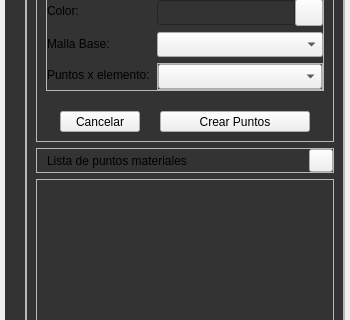
Above: UI/widget_draw_menu_pointMaterial.ui from edwinar13/MPM-UN before the change; both pictures show x 0 to 350 and y 120 to 440 of the 350 by 644 pixel window. Below: the same form after it.
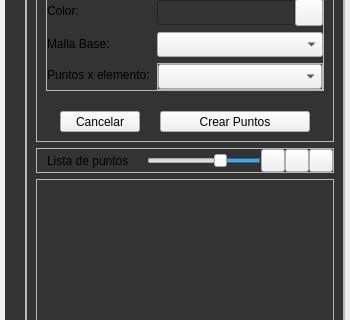
That is the form after the change. Icons and pictures are not drawn.

Commit message: v0.9.0 se agrega la funcionalidad de malla cuadrilátera, para puntos materiales y para la malla de fondo, se agrega funcionalidades para ocultar o mostrar los ítems, mallas y PM, también sus etiquetas, se agrega funcionalidad para cambiar el tamaño de los PM

The edit to the form file:
```diff
--- a/UI/widget_draw_menu_pointMaterial.ui
+++ b/UI/widget_draw_menu_pointMaterial.ui
@@ -1386,18 +1386,95 @@
                 <widget class="QLabel" name="label_cardPointMaterialSubTitle2">
                  <property name="minimumSize">
                   <size>
-                   <width>262</width>
+                   <width>100</width>
                    <height>0</height>
                   </size>
                  </property>
                  <property name="text">
-                  <string>Lista de puntos materiales</string>
+                  <string>Lista de puntos</string>
                  </property>
                  <property name="QLabelStyle" stdset="0">
                   <number>2</number>
                  </property>
                 </widget>
                </item>
+               <item>
+                <widget class="QSlider" name="horizontalSlider_PointMaterialSize">
+                 <property name="minimumSize">
+                  <size>
+                   <width>30</width>
+                   <height>0</height>
+                  </size>
+                 </property>
+                 <property name="minimum">
+                  <number>1</number>
+                 </property>
+                 <property name="maximum">
+                  <number>299</number>
+                 </property>
+                 <property name="singleStep">
+                  <number>10</number>
+                 </property>
+                 <property name="value">
+                  <number>100</number>
+                 </property>
+                 <property name="tracking">
+                  <bool>false</bool>
+                 </property>
+                 <property name="orientation">
+                  <enum>Qt::Horizontal</enum>
+                 </property>
+                 <property name="invertedAppearance">
+                  <bool>true</bool>
+                 </property>
+                 <property name="invertedControls">
+                  <bool>true</bool>
+                 </property>
+                 <property name="tickPosition">
+                  <enum>QSlider::NoTicks</enum>
+                 </property>
+                 <property name="tickInterval">
+                  <number>0</number>
+                 </property>
+                 <property name="QSliderStyle" stdset="0">
+                  <number>1</number>
+                 </property>
+                </widget>
+               </item>
+               <item>
+                <widget class="QToolButton" name="toolButton_showHideLabel">
+                 <property name="text">
+                  <string/>
+                 </property>
+                 <property name="icon">
+                  <iconset>
+                   <normaloff>../recursos/iconos/iconos_menu_draw_mesh/label_not.svg</normaloff>../recursos/iconos/iconos_menu_draw_mesh/label_not.svg</iconset>
+                 </property>
+                 <property name="arrowType">
+                  <enum>Qt::NoArrow</enum>
+                 </property>
+                 <property name="QToolButtonSubTitleStyle" stdset="0">
+                  <number>1</number>
+                 </property>
+                </widget>
+               </item>
+               <item>
+                <widget class="QToolButton" name="toolButton_showHidePointMaterial">
+                 <property name="text">
+                  <string/>
+                 </property>
+                 <property name="icon">
+                  <iconset>
+                   <normaloff>../recursos/iconos/iconos_menu_draw_mesh/view_draw.svg</normaloff>../recursos/iconos/iconos_menu_draw_mesh/view_draw.svg</iconset>
+                 </property>
+                 <property name="arrowType">
+                  <enum>Qt::NoArrow</enum>
+                 </property>
+                 <property name="QToolButtonSubTitleStyle" stdset="0">
+                  <number>1</number>
+                 </property>
+                </widget>
+               </item>
                <item>
                 <widget class="QToolButton" name="toolButton_cardPointMaterialSubTitle2">
                  <property name="text">
```
Left out of the diff: 77 changed lines with no effect on the pictures. The commit also changes 77 other files.
